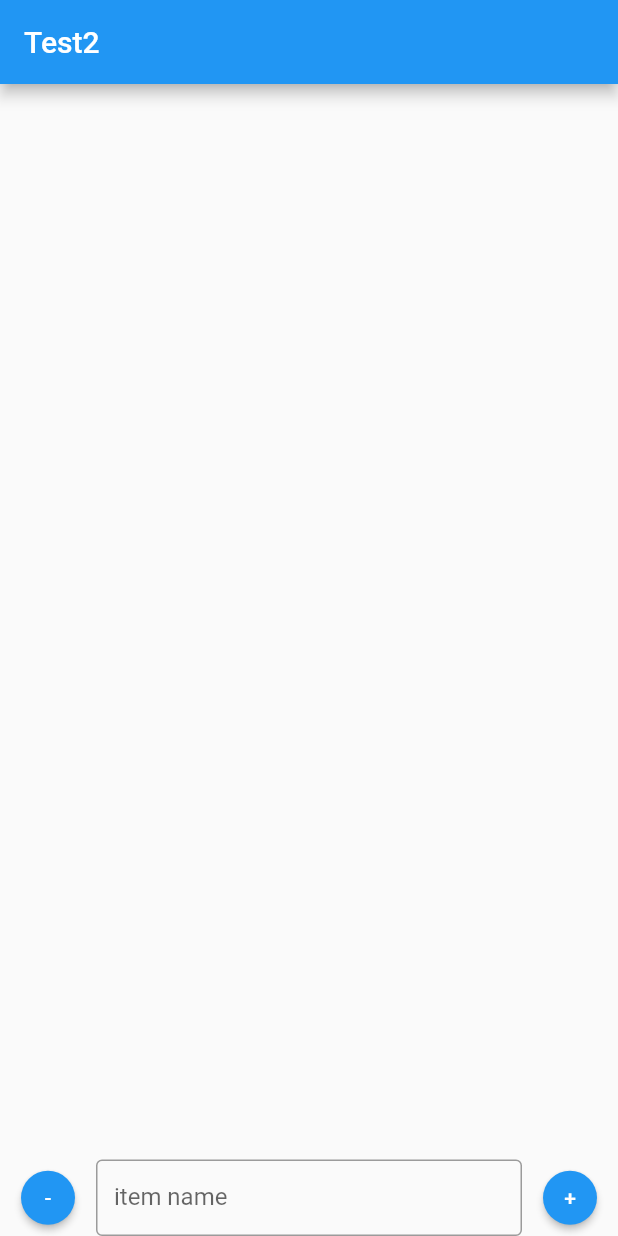
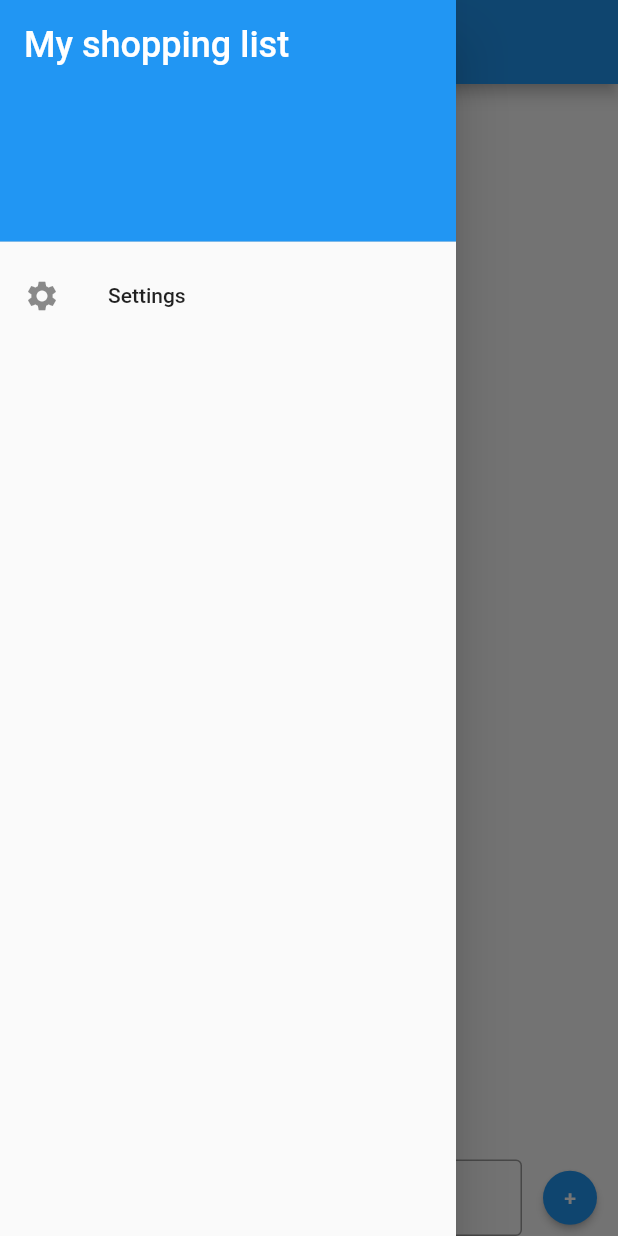
Before and after one commit to Wolfimschafspelz/shopping_list, a Flutter app: the screen it shows after launch, with the side drawer open (before the commit the screen has no drawer), on a phone screen of 412 x 824 dp. Run offline on Flutter 3.47's test engine with Material 2 defaults, Android fonts, the phone set to English and light mode, and no system bars.

Commit message:
SL-4 added working selection screen and improved dynamic list views

```diff
--- a/lib/list_page.dart
+++ b/lib/list_page.dart
@@ -1,19 +1,27 @@
 import 'package:flutter/material.dart';
-import 'shopping_list.dart';
+import 'package:shopping_list/selection_screen.dart';
+import 'package:shopping_list/shopping_list.dart';
 
-class ShoppingListPage extends StatelessWidget {
+class ShoppingListPage extends StatefulWidget {
   final String name;
   const ShoppingListPage({Key? key, required this.name}) : super(key: key);
 
   @override
+  State<ShoppingListPage> createState() => _ShoppingListPageState();
+}
+
+class _ShoppingListPageState extends State<ShoppingListPage> {
+  @override
   Widget build(BuildContext context) {
     return Scaffold(
       appBar: AppBar(
-        title: Text(name),
+        title: Text(widget.name),
       ),
 
+      drawer: const SelectionScreen(),
+
       body: Center(
-        child: ShoppingListView(listName: name),
+        child: ShoppingListView(listName: widget.name),
       ),
     );
   }
--- /dev/null
+++ b/lib/selection_screen.dart
@@ -0,0 +1,38 @@
+import 'package:flutter/material.dart';
+import 'package:shopping_list/list_page.dart';
+
+class SelectionScreen extends StatelessWidget {
+  const SelectionScreen({Key? key}) : super(key: key);
+
+  @override
+  Widget build(BuildContext context) {
+    return Drawer(
+      child: ListView(
+        padding: EdgeInsets.zero,
+        children: <Widget>[
+          const DrawerHeader(
+            decoration: BoxDecoration(
+              color: Colors.blue,
+            ),
+            child: Text('My shopping list',
+              style: TextStyle(
+                color: Colors.white,
+                fontSize: 24,
+              ),
+            ),
+          ),
+
+          ListTile(
+            leading: const Icon(Icons.settings),
+            title: const Text('Settings'),
+            onTap: () {
+              Navigator.push(context, MaterialPageRoute(builder: (context) => const ShoppingListPage(name: 'name')));
+            },
+          ),
+        ],
+      ),
+    );
+  }
+
+
+}
```
